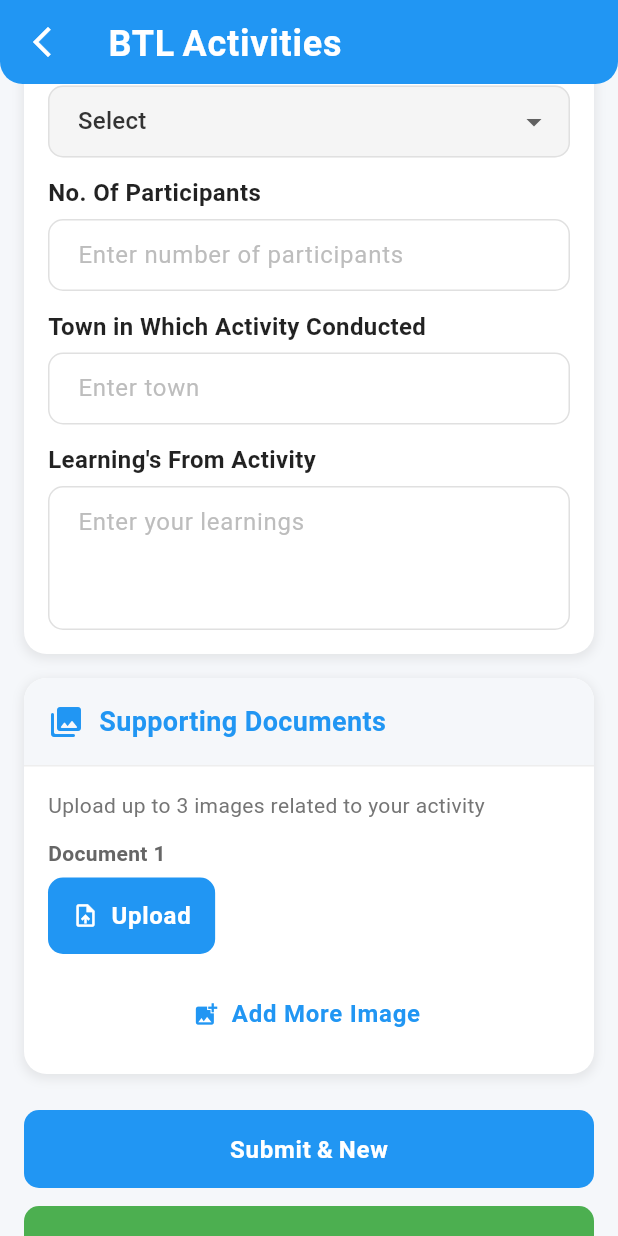
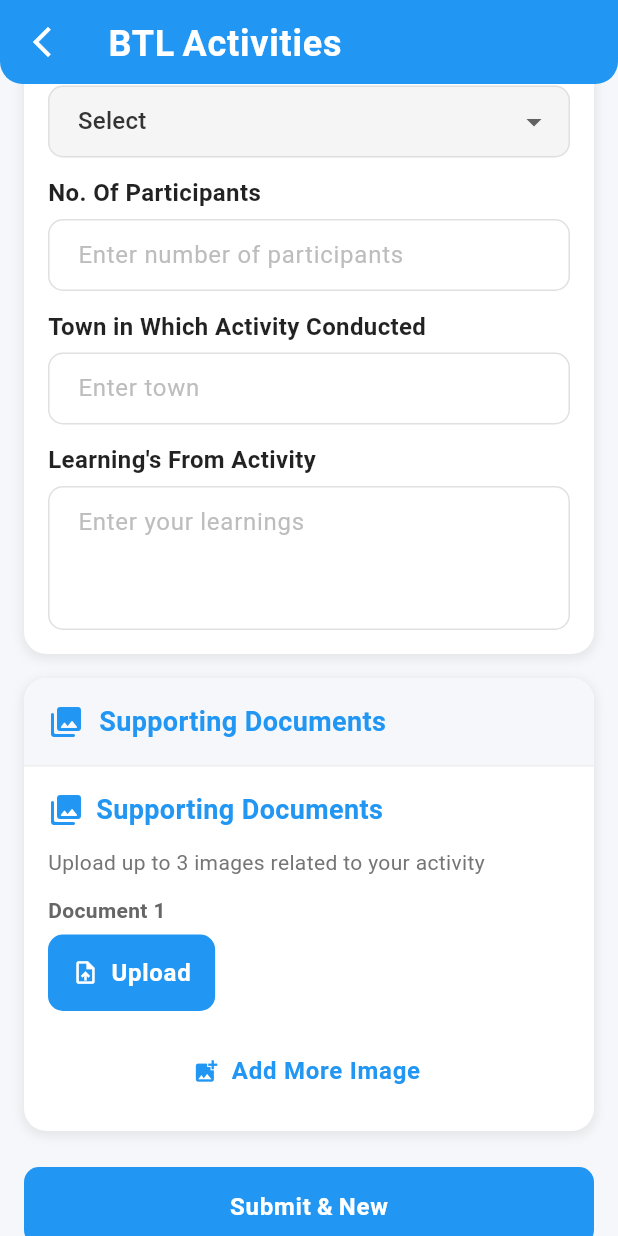
Before and after one commit to magan110/SparshResponsive, a Flutter app: the BtlActivities screen opened directly, scrolled down 576 dp, on a phone screen of 412 x 824 dp. Run offline on Flutter 3.47's test engine with Material 3 defaults, Android fonts, the phone set to English and light mode, and no system bars; our stand-ins replace dropdown_search, firebase_auth, firebase_core, firebase_messaging, fl_chart, flutter_animate and 6 more; missing offline and left inert: mobile_scanner; accounts and stored records are empty.

Commit message:
Initial commit: Push full project

```diff
--- a/lib/screens/DsrVisitScreen.dart
+++ b/lib/dsr_entry_screen/DsrVisitScreen.dart
@@ -1,5 +1,5 @@
 import 'package:flutter/material.dart';
-import 'edit_kyc_screen.dart';
+import '../screens/edit_kyc_screen.dart';
 
 class DsrVisitScreen extends StatefulWidget {
   const DsrVisitScreen({Key? key}) : super(key: key);
--- a/lib/dsr_entry_screen/any_other_activity.dart
+++ b/lib/dsr_entry_screen/any_other_activity.dart
@@ -298,11 +298,11 @@ class _AnyOtherActivityState extends State<AnyOtherActivity> {
                     children: [
                       const Icon(Icons.photo_library_rounded, color: AppTheme.primaryColor, size: 24),
                       const SizedBox(width: 8),
-                      Flexible(
+                      Expanded(
                         child: Text(
                           'Supporting Documents',
                           style: TextStyle(fontSize: 18, fontWeight: FontWeight.bold, color: AppTheme.primaryColor),
-                          softWrap: true,
+                          maxLines: 1,
                           overflow: TextOverflow.ellipsis,
                         ),
                       ),
--- a/lib/dsr_entry_screen/btl_activites.dart
+++ b/lib/dsr_entry_screen/btl_activites.dart
@@ -152,6 +152,7 @@ class _BtlActivitiesState extends State<BtlActivities> {
   }) =>
       DropdownButtonFormField<String>(
         value: value,
+        isExpanded: true,
         decoration: InputDecoration(
           filled: true,
           fillColor: Colors.grey[100],
@@ -360,6 +361,21 @@ class _BtlActivitiesState extends State<BtlActivities> {
                 title: 'Supporting Documents',
                 icon: Icons.photo_library_rounded,
                 children: [
+                  Row(
+                    children: [
+                      Icon(Icons.photo_library_rounded, color: AppTheme.primaryColor, size: 24),
+                      const SizedBox(width: 8),
+                      Expanded(
+                        child: Text(
+                          'Supporting Documents',
+                          style: TextStyle(fontSize: 18, fontWeight: FontWeight.bold, color: AppTheme.primaryColor),
+                          maxLines: 1,
+                          overflow: TextOverflow.ellipsis,
+                        ),
+                      ),
+                    ],
+                  ),
+                  const SizedBox(height: 12),
                   Text(
                     'Upload up to 3 images related to your activity',
                     style: TextStyle(color: Colors.grey.shade600),
--- a/lib/dsr_entry_screen/check_sampling_at_site.dart
+++ b/lib/dsr_entry_screen/check_sampling_at_site.dart
@@ -165,6 +165,7 @@ class _CheckSamplingAtSiteState extends State<CheckSamplingAtSite> {
   }) =>
       DropdownButtonFormField<String>(
         value: value,
+        isExpanded: true,
         decoration: InputDecoration(
           filled: true,
           fillColor: Colors.grey[100],
--- a/lib/main.dart
+++ b/lib/main.dart
@@ -1,6 +1,6 @@
 import 'package:flutter/material.dart';
 import 'package:firebase_core/firebase_core.dart';
-import 'package:learning2/screens/DsrVisitScreen.dart';
+import 'package:learning2/dsr_entry_screen/DsrVisitScreen.dart';
 import 'package:learning2/screens/Home_screen.dart';
 import 'package:learning2/screens/firebase_api.dart';
 import 'package:learning2/screens/notification_screen.dart';
```
Also changed, not shown: lib/dsr_entry_screen/Meeting_with_new_purchaser.dart (+9 -6 lines), lib/screens/dashboard_screen.dart (+6 -2 lines).
